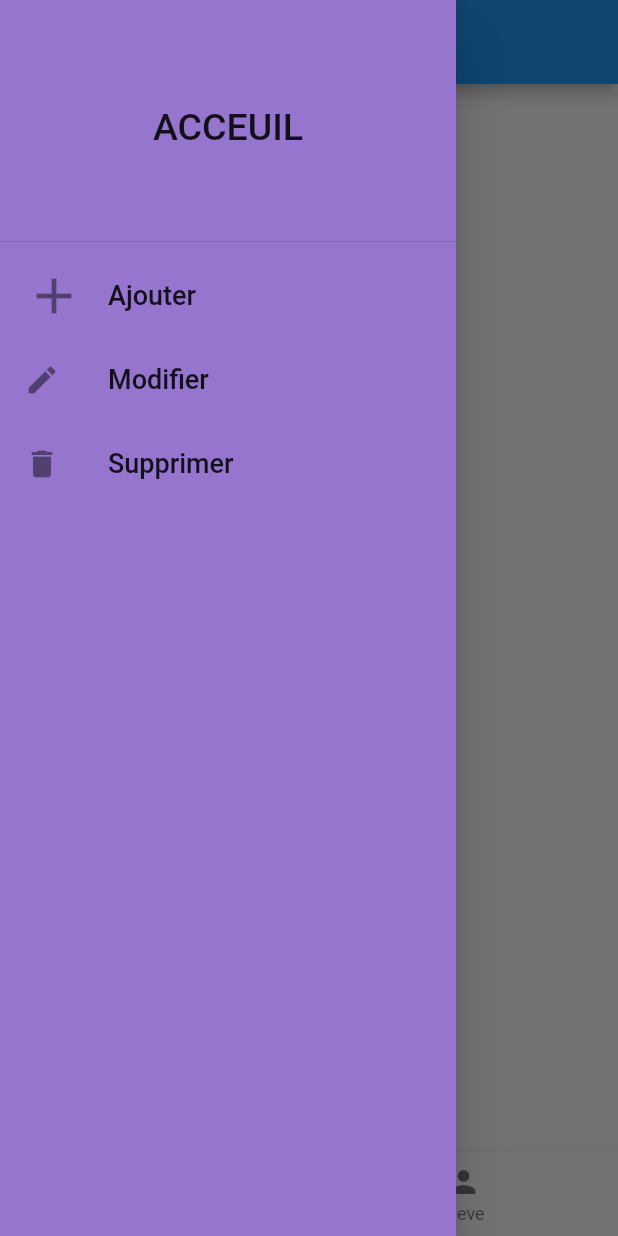
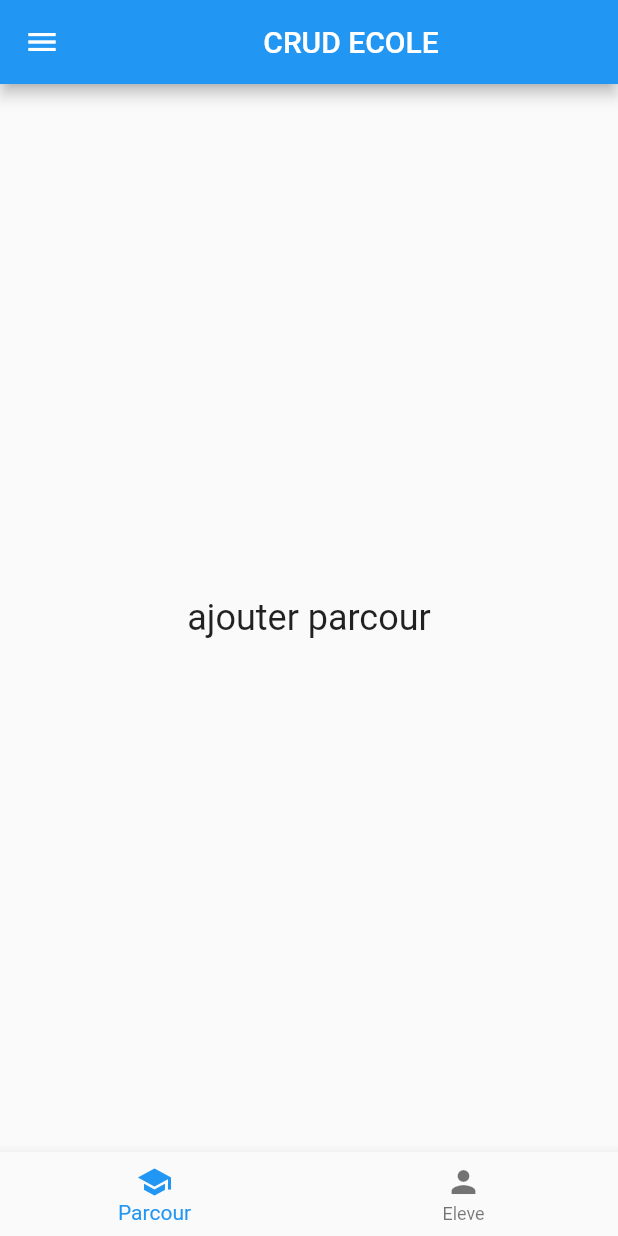
Before and after one commit to AngeATT/crud_ecole, a Flutter app: the screen it shows after launch, in the side drawer, after a tap on "Ajouter", on a phone screen of 412 x 824 dp. Run offline on Flutter 3.47's test engine with Material 2 defaults, Android fonts, the phone set to English and light mode, and no system bars.

```diff
--- a/lib/main.dart
+++ b/lib/main.dart
@@ -1,5 +1,5 @@
+import 'package:crud_ecole/pages/MyHomePage.dart';
 import 'package:flutter/material.dart';
-import 'styles/Style.dart';
 
 void main() {
   runApp(MyApp());
@@ -17,108 +17,3 @@ class MyApp extends StatelessWidget {
     );
   }
 }
-
-class MyHomePage extends StatefulWidget {
-  @override
-  _MyHomePageState createState() => _MyHomePageState();
-}
-
-class _MyHomePageState extends State<MyHomePage> {
-  int _selectedIndex = 0;
-
-  void _onItemTapped(int index) {
-    setState(() {
-      _selectedIndex = index;
-    });
-  }
-
-  @override
-  Widget build(BuildContext context) {
-    return Scaffold(
-      appBar: AppBar(
-          title: Center(child: Text('CRUD ECOLE')),
-          centerTitle: true,
-      ),
-      drawer: Drawer(
-        child: Container(
-          //TODO : modifier couleur
-          color: Colors.deepPurple[300],
-          child: ListView(
-            children: [
-              Container(
-
-                child: DrawerHeader(
-                    child: Center(
-                      child: Text(
-                        'ACCEUIL',
-                        style: TextStyle(fontSize: 25),
-                      )
-                    )
-                ),
-              ),
-              ListTile(
-                leading: Icon(
-                  Icons.add,
-                  size: 40,
-                  shadows: [],
-                ),
-                title: Text(
-                  'Ajouter',
-                  style: TextStyle(fontSize: 18),
-                ),
-                onTap: () {
-                },
-              ),
-              ListTile(
-                leading: Icon(
-                    Icons.edit
-                ),
-                title: Text(
-                    'Modifier',
-                    style: TextStyle(fontSize: 18)
-                ),
-              ),
-              ListTile(
-                leading: Icon(
-                    Icons.delete
-                ),
-                title: Text(
-                    'Supprimer',
-                    style: TextStyle(fontSize: 18)
-                ),
-              )
-            ],
-          ),
-        ),
-      ),
-      body: Center(
-        child: _getPage(_selectedIndex),
-      ),
-      bottomNavigationBar: BottomNavigationBar(
-        items: const <BottomNavigationBarItem>[
-          BottomNavigationBarItem(
-            icon: Icon(Icons.school),
-            label: 'Parcour',
-          ),
-          BottomNavigationBarItem(
-            icon: Icon(Icons.person),
-            label: 'Eleve',
-          )
-        ],
-        currentIndex: _selectedIndex,
-        onTap: _onItemTapped,
-      ),
-    );
-  }
-
-  Widget _getPage(int index) {
-    switch (index) {
-      case 0:
-        return Center(child: Text('Parcour'));
-      case 1:
-        return Center(child: Text('Eleve'));
-      default:
-        return Center(child: Text('Page inconnue'));
-    }
-  }
-}
--- /dev/null
+++ b/lib/pages/AjouterParcour.dart
@@ -0,0 +1,15 @@
+import 'package:flutter/cupertino.dart';
+
+class AjouterParcour extends StatelessWidget{
+  @override
+  Widget build(BuildContext context) {
+    // TODO: implement build
+    return Center(
+        child: Text(
+        'ajouter parcour',
+        style: TextStyle(fontSize: 24.0),
+    )
+    );
+  }
+
+}
--- /dev/null
+++ b/lib/pages/MyHomePage.dart
@@ -0,0 +1,145 @@
+import 'package:flutter/material.dart';
+import 'AjouterEleve.dart';
+import 'AjouterParcour.dart';
+import 'ModifierParcour.dart';
+import 'ModifierEleve.dart';
+import 'SupprimerEleve.dart';
+import 'SupprimerParcour.dart';
+import 'AfficherEleve.dart';
+import 'AfficherParcour.dart';
+
+class MyHomePage extends StatefulWidget {
+  @override
+  _MyHomePageState createState() => _MyHomePageState();
+}
+
+class _MyHomePageState extends State<MyHomePage> {
+  int _selectedIndex = 0;
+  int _selectedMenu = 0;
+
+  static List <List<Widget>> pages = <List<Widget>>[ //gere laffichage des menus
+    [AjouterParcour(),AjouterEleve()],
+    [ModifierParcour(),ModifierEleve()],
+    [SupprimerParcour(),SupprimerEleve()],
+    [AfficherParcour(),AfficherEleve()]
+
+  ];
+  void _onItemTapped(int index) {
+    setState(() {
+      _selectedIndex = index;
+    });
+  }
+
+  void _onMenuTapped(int indexMenu){
+    setState(() {
+      _selectedMenu = indexMenu;
+    });
+    Navigator.pop(context);
+  }
+
+  @override
+  Widget build(BuildContext context) {
+    return Scaffold(
+      appBar: AppBar(
+        title: Center(child: Text('CRUD ECOLE')),
+        centerTitle: true,
+      ),
+      drawer: Drawer(
+        child: Container(
+          //TODO : modifier couleur
+          color: Colors.deepPurple[300],
+          child: ListView(
+            children: [
+              Container(
+                child: DrawerHeader(
+                    child: Center(
+                        child: Text(
+                          'ACCEUIL',
+                          style: TextStyle(fontSize: 25),
+                        )
+                    )
+                ),
+              ),
+              ListTile(
+                leading: Icon(
+                  Icons.add,
+                  size: 40,
+                  shadows: [],
+                ),
+                title: Text(
+                  'Ajouter',
+                  style: TextStyle(fontSize: 18),
+                ),
+                onTap: () {
+                  _onMenuTapped(0);
+                },
+              ),
+              ListTile(
+                leading: Icon(
+                    Icons.edit
+                ),
+                title: Text(
+                    'Modifier',
+                    style: TextStyle(fontSize: 18)
+                ),
+                onTap: () {
+                  _onMenuTapped(1);
+                },
+              ),
+              ListTile(
+                leading: Icon(
+                    Icons.delete
+                ),
+                title: Text(
+                    'Supprimer',
+                    style: TextStyle(fontSize: 18)
+                ),
+                onTap: () {
+                  _onMenuTapped(2);
+                },
+              ),
+              ListTile(
+                leading: Icon(
+                    Icons.list_alt_sharp
+                ),
+                title: Text(
+                    'Afficher',
+                    style: TextStyle(fontSize: 18)
+                ),
+                onTap: () {
+                  _onMenuTapped(3);
+                },
+              )
+            ],
+          ),
+        ),
+      ),
+      body: _getPage(_selectedMenu,_selectedIndex),
+      bottomNavigationBar: BottomNavigationBar(
+        items: const <BottomNavigationBarItem>[
+          BottomNavigationBarItem(
+            icon: Icon(Icons.school),
+            label: 'Parcour',
+          ),
+          BottomNavigationBarItem(
+            icon: Icon(Icons.person),
+            label: 'Eleve',
+          )
+        ],
+        currentIndex: _selectedIndex,
+        onTap: _onItemTapped,
+      ),
+    );
+  }
+
+  Widget _getPage(int indexMenu,int index) {
+    switch (index) {
+      case 0:
+        return pages[indexMenu][0];
+      case 1:
+        return pages[indexMenu][1];
+      default:
+        return Center(child: Text('Page inconnue'));
+    }
+  }
+}
```
Also changed, not shown: lib/pages/AfficherEleve.dart (added, +18 -0 lines), lib/pages/AfficherParcour.dart (added, +18 -0 lines), lib/pages/AjouterEleve.dart (added, +116 -0 lines), lib/pages/ModifierEleve.dart (added, +18 -0 lines), lib/pages/ModifierParcour.dart (added, +18 -0 lines), lib/pages/SupprimerEleve.dart (added, +18 -0 lines), lib/pages/SupprimerParcour.dart (added, +18 -0 lines), lib/pages/HomePage.dart (deleted).
